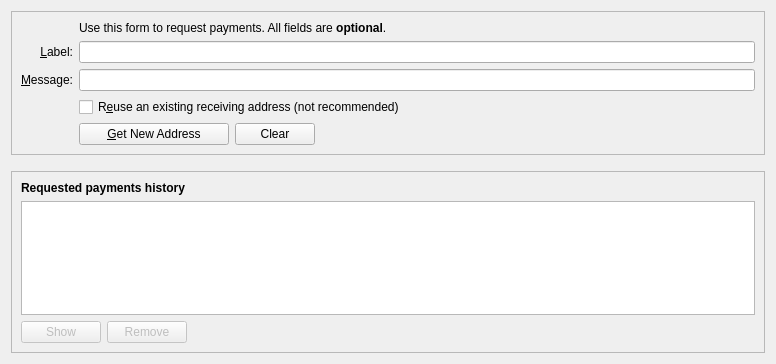
Qt form src/qt/forms/receivecoinsdialog.ui (project-ecc/eccoin) before a commit.
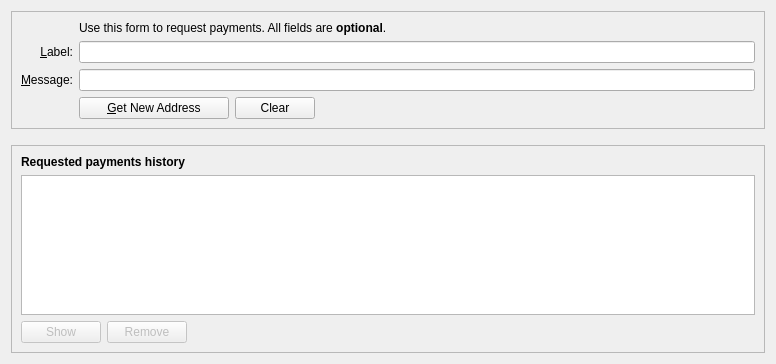
The same form after that commit. Icons and pictures are not drawn.

```diff
--- a/src/qt/forms/receivecoinsdialog.ui
+++ b/src/qt/forms/receivecoinsdialog.ui
@@ -28,23 +28,6 @@
      <layout class="QVBoxLayout" name="verticalLayout_3">
       <item>
        <layout class="QGridLayout" name="gridLayout">
-        <item row="6" column="2">
-         <widget class="QCheckBox" name="reuseAddress">
-          <property name="toolTip">
-           <string>Reuse one of the previously used receiving addresses. Reusing addresses has security and privacy issues. Do not use this unless re-generating a payment request made before.</string>
-          </property>
-          <property name="text">
-           <string>R&amp;euse an existing receiving address (not recommended)</string>
-          </property>
-         </widget>
-        </item>
-        <item row="6" column="0">
-         <widget class="QLabel" name="label_4">
-          <property name="text">
-           <string/>
-          </property>
-         </widget>
-        </item>
         <item row="5" column="0">
          <widget class="QLabel" name="label_3">
           <property name="toolTip">
@@ -98,7 +81,7 @@
           </property>
          </widget>
         </item>
-        <item row="7" column="2">
+        <item row="6" column="2">
          <layout class="QHBoxLayout" name="horizontalLayout">
           <item>
            <widget class="QPushButton" name="receiveButton">
@@ -155,7 +138,7 @@
           </item>
          </layout>
         </item>
-        <item row="7" column="0">
+        <item row="6" column="0">
          <widget class="QLabel" name="label_7">
           <property name="text">
            <string/>
```
Left out of the diff: 1 changed line with no effect on the pictures.
